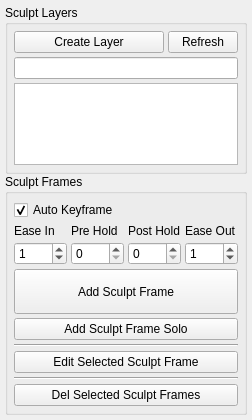
Before: the Qt Designer form crank/crankUI.ui in mgear-dev/crank, drawn with Qt 5.
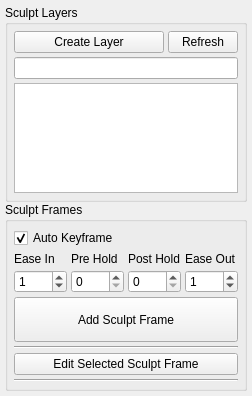
After: the same form once the commit is applied.

Commit message: #1 first workable version with minimun feature set

```diff
--- a/crank/crankUI.ui
+++ b/crank/crankUI.ui
@@ -7,7 +7,7 @@
     <x>0</x>
     <y>0</y>
     <width>252</width>
-    <height>420</height>
+    <height>396</height>
    </rect>
   </property>
   <property name="windowTitle">
@@ -176,13 +176,6 @@
           </property>
          </widget>
         </item>
-        <item>
-         <widget class="QPushButton" name="addFrameSolo_pushButton">
-          <property name="text">
-           <string>Add Sculpt Frame Solo</string>
-          </property>
-         </widget>
-        </item>
         <item>
          <widget class="Line" name="line_2">
           <property name="orientation">
@@ -204,13 +197,6 @@
           </property>
          </widget>
         </item>
-        <item>
-         <widget class="QPushButton" name="delFrame_pushButton">
-          <property name="text">
-           <string>Del Selected Sculpt Frames</string>
-          </property>
-         </widget>
-        </item>
        </layout>
       </item>
       <item row="1" column="0">
```
The commit also changes 2 other files.
